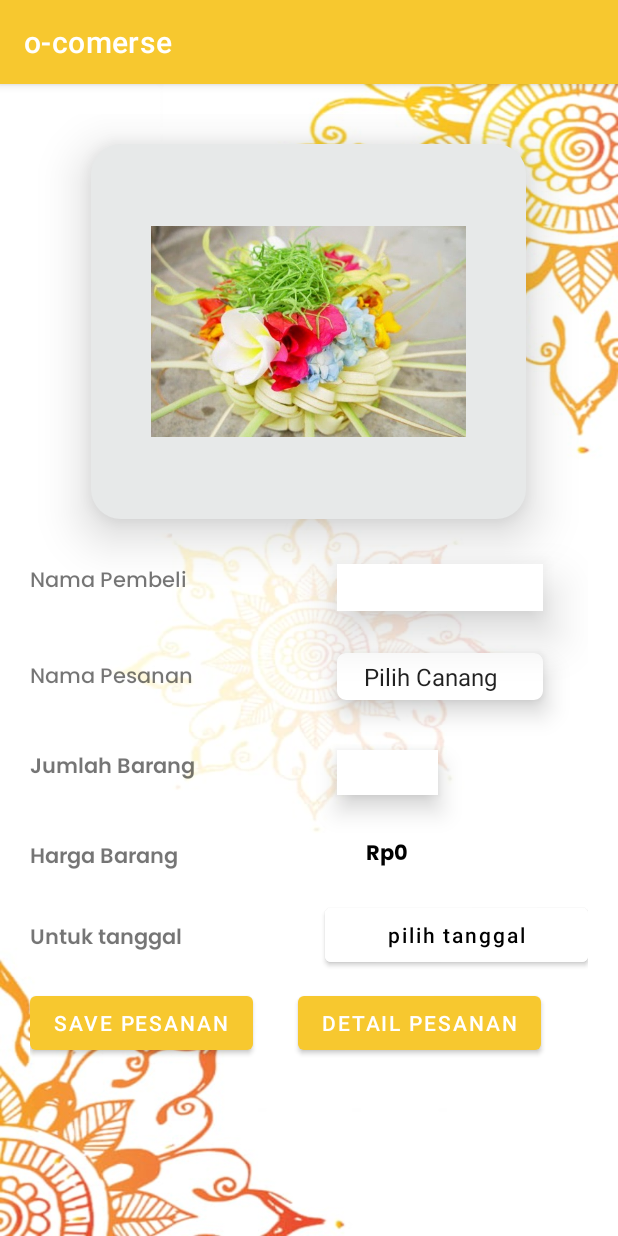
After one commit to AntaWx/simple-crud-belanja-barang-kotlin, an Android app: the EditPesananActivity screen opened directly, with no data from a screen before it, on a phone screen of 412 x 824 dp. The commit adds this screen. Run offline under Robolectric (Android 15) with nearby library versions, the phone set to English and light mode, and no system bars; our stand-ins replace Room's generated code; 1 statement that could not run was skipped.

Commit message:
menyelesaikan update

```diff
--- /dev/null
+++ b/app/src/main/java/com/surya_yasa_antariksa/crude_comerse/EditPesananActivity.kt
@@ -0,0 +1,156 @@
+package com.surya_yasa_antariksa.crude_comerse
+
+import android.app.DatePickerDialog
+import android.content.Intent
+import androidx.appcompat.app.AppCompatActivity
+import android.os.Bundle
+import android.view.View
+import android.widget.*
+import androidx.core.content.ContextCompat
+import com.surya_yasa_antariksa.crude_comerse.database.UserDatabase
+import com.surya_yasa_antariksa.crude_comerse.database.entity.UserEntity
+import java.text.DecimalFormat
+import java.text.SimpleDateFormat
+import java.util.*
+
+class EditPesananActivity : AppCompatActivity() {
+
+    private lateinit var updateNamaPembeli : EditText
+    private lateinit var updateMySpinner: Spinner
+    private lateinit var updateJumlahBarangView: EditText
+    private lateinit var updateHargaBarangView: TextView
+    private lateinit var savePesanan: Button
+    private lateinit var database: UserDatabase
+    private lateinit var detailButton: Button
+    private lateinit var updateProductImage: ImageView
+    private lateinit var updateDatePicker: Button
+
+    var selectedPrice = 0
+    var updateImage = 0
+    val currentDate = Date()
+    val dateFormat = SimpleDateFormat("HH:hh dd MMM yyyy", Locale.getDefault())
+    val formattedDate = dateFormat.format(currentDate)
+    var updateSelectedDate : Date? = null
+
+
+    override fun onCreate(savedInstanceState: Bundle?) {
+        super.onCreate(savedInstanceState)
+        setContentView(R.layout.activity_edit_pesanan)
+
+        updateNamaPembeli = findViewById(R.id.update_pembeli)
+        updateMySpinner = findViewById(R.id.update_mySpinner)
+        updateJumlahBarangView = findViewById(R.id.update_jumlah)
+        updateHargaBarangView = findViewById(R.id.update_price_view)
+        savePesanan = findViewById(R.id.save_pesanan)
+        detailButton = findViewById(R.id.detail_pesanan)
+        updateProductImage = findViewById(R.id.update_product_image)
+        updateDatePicker = findViewById(R.id.update_date_picker_button)
+
+        database = UserDatabase.getInstance(applicationContext)
+
+        val items = resources.getStringArray(R.array.mySpinnerItems)
+        val adapter = ArrayAdapter(this, android.R.layout.simple_spinner_item, items)
+        adapter.setDropDownViewResource(android.R.layout.simple_spinner_dropdown_item)
+
+        val id = intent.getStringExtra("userUid")?.toIntOrNull() ?: -1
+        val NamaPembeli = intent.getStringExtra("nama_pembeli").toString()
+        val JumlahBarang = intent.getStringExtra("jumlah_barang")
+        val HargaBarang = intent.getStringExtra("harga_barang")?.toIntOrNull() ?: 0
+        val formatedHarga = formatHarga(HargaBarang.toString())
+
+        updateNamaPembeli.setText(NamaPembeli)
+        updateJumlahBarangView.setText(JumlahBarang)
+        updateHargaBarangView.text = formatedHarga
+
+        updateMySpinner.visibility = View.VISIBLE
+
+        updateMySpinner.onItemSelectedListener = object : AdapterView.OnItemSelectedListener {
+            override fun onItemSelected(
+                parent: AdapterView<*>?,
+                view: View?,
+                position: Int,
+                id: Long
+            ) {
+                selectedPrice = when (position) {
+                    1 -> 7000
+                    2 -> 9000
+                    3 -> 1000
+                    else -> 0
+                }
+                val updateJumlah = updateJumlahBarangView.text.toString().toIntOrNull() ?: 1
+                val updateTotal = selectedPrice * updateJumlah
+                val formatter = DecimalFormat("Rp#,###")
+                val formattedPrice = formatter.format(updateTotal)
+                val priceText = getString(R.string.price_text, formattedPrice)
+                updateHargaBarangView.text = priceText
+
+                //set image when item selected
+                updateImage = when (position) {
+                    1 -> R.drawable.ini_hai
+                    2 -> R.drawable.canang_sari_gede
+                    3 -> R.drawable.canang_vertival
+                    else -> R.drawable.ini_hai
+                }
+
+                updateProductImage.setImageResource(updateImage)
+            }
+
+            override fun onNothingSelected(parent: AdapterView<*>?) {}
+        }
+
+        var selectedDate: Date? = null // variabel untuk menyimpan tanggal yang dipilih
+
+        val update = updateDatePicker.setOnClickListener {
+            val calendar = Calendar.getInstance()
+            if (selectedDate != null) { // jika ada tanggal yang dipilih sebelumnya, set kalendar ke tanggal tersebut
+                calendar.time = selectedDate
+            }
+            val year = calendar.get(Calendar.YEAR)
+            val month = calendar.get(Calendar.MONTH)
+            val day = calendar.get(Calendar.DAY_OF_MONTH)
+
+            val datePickerDialog = DatePickerDialog(
+                this,
+                { _, tahun, tanggal, dayOfMonth ->
+                    val selectedCalendar = Calendar.getInstance()
+                    selectedCalendar.set(Calendar.YEAR, tahun)
+                    selectedCalendar.set(Calendar.MONTH, tanggal)
+                    selectedCalendar.set(Calendar.DAY_OF_MONTH, dayOfMonth)
+                    selectedDate = selectedCalendar.time // simpan tanggal yang dipilih dalam variabel
+                    val formatTanggal = dateFormat.format(selectedDate!!)
+                    updateDatePicker.text = formatTanggal
+                    updateDatePicker.setTextColor(ContextCompat.getColor(this, R.color.black))
+                },
+                year,
+                month,
+                day
+            )
+
+            datePickerDialog.show()
+        }
+
+        savePesanan.setOnClickListener {
+            val newNama = updateNamaPembeli.text.toString()
+            val newJumlah = updateJumlahBarangView.text.toString().toIntOrNull() ?: 1
+            val newHarga = selectedPrice * newJumlah
+            val pesanan = updateMySpinner.selectedItem.toString()
+
+            val user = UserEntity(
+                id,
+                newNama,
+                newHarga,
+                pesanan,
+                newJumlah,
+                formattedDate,
+                selectedDate.toString(),
+                updateImage
+            )
+
+            // call the updateUser method of the UserDao to update the record with the specified ID
+            database.userDao().update(user)
+
+            Toast.makeText(this, "Data berhasil diupdate", Toast.LENGTH_SHORT).show()
+        }
+
+    }
+}
--- /dev/null
+++ b/app/src/main/res/drawable/page_view_icon.xml
@@ -0,0 +1,5 @@
+<vector android:height="24dp" android:tint="#000000"
+    android:viewportHeight="24" android:viewportWidth="24"
+    android:width="24dp" xmlns:android="http://schemas.android.com/apk/res/android">
+    <path android:fillColor="@android:color/white" android:pathData="M11.5,9C10.12,9 9,10.12 9,11.5s1.12,2.5 2.5,2.5 2.5,-1.12 2.5,-2.5S12.88,9 11.5,9zM20,4L4,4c-1.1,0 -2,0.9 -2,2v12c0,1.1 0.9,2 2,2h16c1.1,0 2,-0.9 2,-2L22,6c0,-1.1 -0.9,-2 -2,-2zM16.79,18.21l-2.91,-2.91c-0.69,0.44 -1.51,0.7 -2.39,0.7C9.01,16 7,13.99 7,11.5S9.01,7 11.5,7 16,9.01 16,11.5c0,0.88 -0.26,1.69 -0.7,2.39l2.91,2.9 -1.42,1.42z"/>
+</vector>
--- /dev/null
+++ b/app/src/main/res/layout/activity_edit_pesanan.xml
@@ -0,0 +1,172 @@
+<?xml version="1.0" encoding="utf-8"?>
+<RelativeLayout xmlns:android="http://schemas.android.com/apk/res/android"
+    xmlns:app="http://schemas.android.com/apk/res-auto"
+    xmlns:tools="http://schemas.android.com/tools"
+    android:layout_width="match_parent"
+    android:layout_height="match_parent"
+    android:padding="20dp"
+    android:background="@drawable/bg_create"
+    tools:context=".EditPesananActivity">
+
+    <TextView
+        android:id="@+id/text_pembeli"
+        android:layout_width="wrap_content"
+        android:layout_height="wrap_content"
+        android:layout_marginTop="30dp"
+        android:layout_below="@id/parent_image"
+        android:fontFamily="@font/poppinsmedium"
+        android:text="Nama Pembeli"/>
+
+    <EditText
+        android:id="@+id/update_pembeli"
+        android:layout_width="wrap_content"
+        android:layout_height="wrap_content"
+        android:layout_alignParentEnd="true"
+        android:layout_marginTop="30dp"
+        android:layout_below="@id/parent_image"
+        android:layout_toEndOf="@id/text_pembeli"
+        android:fontFamily="@font/poppinssemibold"
+        android:background="@drawable/persegi_shape"
+        android:backgroundTint="@color/white"
+        android:layout_marginStart="100dp"
+        android:enabled="true"
+        android:layout_marginEnd="30dp"
+        android:elevation="20dp"/>
+
+    <TextView
+        android:id="@+id/text_nama"
+        android:layout_width="wrap_content"
+        android:layout_height="wrap_content"
+        android:layout_marginTop="40dp"
+        android:layout_below="@id/text_pembeli"
+        android:fontFamily="@font/poppinsmedium"
+        android:text="Nama Pesanan"/>
+
+    <Spinner
+        android:id="@+id/update_mySpinner"
+        android:layout_width="wrap_content"
+        android:layout_height="wrap_content"
+        android:layout_alignParentEnd="true"
+        android:layout_marginTop="35dp"
+        android:layout_toEndOf="@id/text_pembeli"
+        android:background="@drawable/spinner_bg"
+        android:layout_below="@id/text_pembeli"
+        android:layout_marginEnd="30dp"
+        android:layout_marginStart="100dp"
+        android:backgroundTint="@color/white"
+        android:elevation="10dp"
+        android:entries="@array/mySpinnerItems" />
+
+    <TextView
+        android:id="@+id/jumlah"
+        android:layout_width="wrap_content"
+        android:layout_height="wrap_content"
+        android:layout_below="@id/update_mySpinner"
+        android:layout_alignParentStart="true"
+        android:layout_marginVertical="33dp"
+        android:fontFamily="@font/poppinssemibold"
+        android:text="Jumlah Barang"/>
+
+    <EditText
+        android:id="@+id/update_jumlah"
+        android:layout_width="20dp"
+        android:layout_height="30dp"
+        android:layout_below="@id/update_mySpinner"
+        android:layout_alignParentEnd="true"
+        android:layout_marginStart="100dp"
+        android:layout_marginTop="33dp"
+        android:layout_marginEnd="100dp"
+        android:layout_toEndOf="@+id/text_pembeli"
+        android:background="@drawable/persegi_shape"
+        android:backgroundTint="@color/white"
+        android:elevation="10dp"
+        android:inputType="number"
+        android:enabled="true"
+        android:textColor="@color/black" />
+
+    <TextView
+        android:id="@+id/harga_text"
+        android:layout_width="wrap_content"
+        android:layout_height="wrap_content"
+        android:layout_below="@id/update_jumlah"
+        android:layout_marginTop="30dp"
+        android:fontFamily="@font/poppinssemibold"
+        android:text="Harga Barang"/>
+
+    <TextView
+        android:id="@+id/update_price_view"
+        android:layout_width="wrap_content"
+        android:layout_height="wrap_content"
+        android:layout_below="@id/jumlah"
+        android:layout_alignParentEnd="true"
+        android:layout_marginStart="80dp"
+        android:layout_marginEnd="120dp"
+        android:layout_toStartOf="@id/harga_text"
+        android:fontFamily="@font/poppinsbold"
+        android:text="@string/price_text"
+        android:textColor="@color/black" />
+
+    <TextView
+        android:id="@+id/tanggal_text"
+        android:layout_width="wrap_content"
+        android:layout_height="wrap_content"
+        android:layout_below="@id/harga_text"
+        android:text="Untuk tanggal"
+        android:layout_marginTop="30dp"
+        android:fontFamily="@font/poppinssemibold"/>
+
+    <Button
+        android:id="@+id/update_date_picker_button"
+        android:layout_width="wrap_content"
+        android:layout_height="wrap_content"
+        android:layout_below="@id/harga_text"
+        android:layout_toEndOf="@id/tanggal_text"
+        android:backgroundTint="@color/white"
+        android:textColorHint="@color/black"
+        android:layout_marginStart="95dp"
+        android:layout_marginTop="15dp"
+        android:layout_alignParentEnd="true"
+        android:hint="pilih tanggal"/>
+
+    <Button
+        android:id="@+id/save_pesanan"
+        android:layout_width="wrap_content"
+        android:layout_height="wrap_content"
+        android:layout_below="@id/tanggal_text"
+        android:layout_alignParentStart="true"
+        android:layout_marginTop="20dp"
+        android:text="save pesanan"/>
+
+    <Button
+        android:id="@+id/detail_pesanan"
+        android:layout_width="wrap_content"
+        android:layout_height="wrap_content"
+        android:layout_below="@id/tanggal_text"
+        android:layout_marginTop="20dp"
+        android:layout_marginStart="30dp"
+        android:layout_toEndOf="@id/save_pesanan"
+        android:text="detail Pesanan" />
+
+    <RelativeLayout
+        android:id="@+id/parent_image"
+        android:layout_width="290dp"
+        android:layout_height="250dp"
+        android:background="@drawable/textview_shape"
+        android:backgroundTint="#e7e9e9"
+        android:paddingLeft="40dp"
+        android:paddingRight="40dp"
+        android:layout_marginTop="20dp"
+        android:layout_centerHorizontal="true"
+        android:elevation="20dp">
+
+        <ImageView
+            android:id="@+id/update_product_image"
+            android:layout_width="290dp"
+            android:layout_height="250dp"
+            android:layout_alignParentTop="true"
+            android:layout_alignParentBottom="true"/>
+
+    </RelativeLayout>
+
+
+</RelativeLayout>
```
Also changed, not shown: app/src/main/AndroidManifest.xml (+7 -0 lines), app/src/main/java/com/surya_yasa_antariksa/crude_comerse/DetailPesananActivity.kt (+9 -6 lines), app/src/main/java/com/surya_yasa_antariksa/crude_comerse/RiwayatPesananActivity.kt (+13 -2 lines), app/src/main/java/com/surya_yasa_antariksa/crude_comerse/adapter/UserAdapter.kt (+7 -0 lines), app/src/main/res/layout/activity_detail_pesanan.xml (+0 -10 lines), app/src/main/res/layout/row_user_layout.xml (+8 -0 lines), app/src/main/res/layout/sampe_activity.xml (+7 -132 lines).
